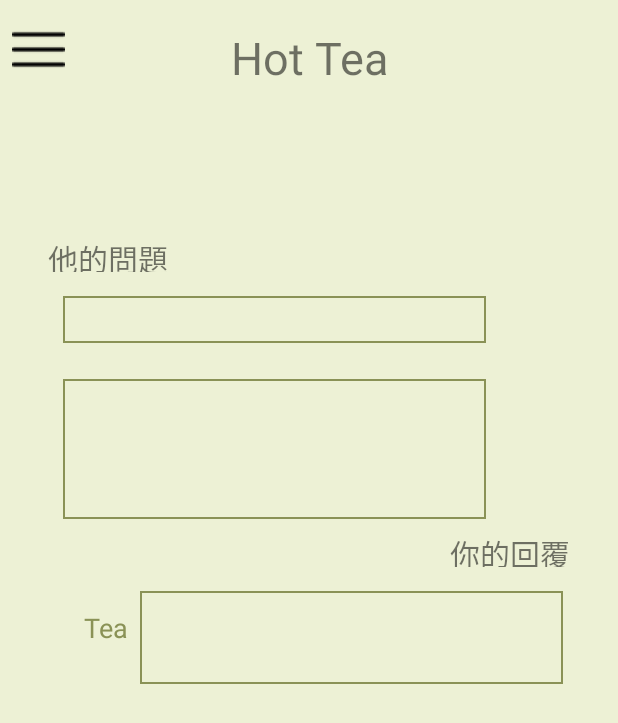
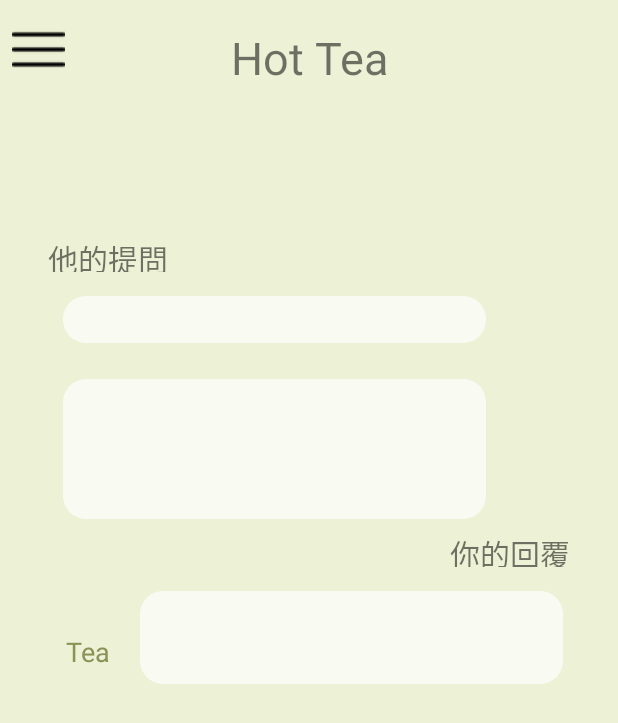
Before and after one commit to JingPoo/HT, an Android app: the realhisAns2 screen opened directly, with no data from a screen before it, on a phone screen of 412 x 824 dp. Shown: the top 723 px of the screen. Run offline under Robolectric (Android 15) with nearby library versions, the phone set to English and light mode, and no system bars; our stand-ins replace Firebase (no records; nobody signed in at launch, a user with empty details on screens opened directly).

Commit message:
介面優化

```diff
--- a/app/src/main/res/layout/activity_realhis_ans2.xml
+++ b/app/src/main/res/layout/activity_realhis_ans2.xml
@@ -14,7 +14,7 @@
         android:layout_marginStart="32dp"
         android:layout_marginTop="24dp"
         android:layout_marginEnd="88dp"
-        android:background="@drawable/textview_border"
+        android:background="@drawable/shape_rectangle2"
         app:layout_constraintEnd_toEndOf="parent"
         app:layout_constraintHorizontal_bias="1.0"
         app:layout_constraintStart_toStartOf="parent"
@@ -27,7 +27,7 @@
         android:layout_marginStart="32dp"
         android:layout_marginTop="120dp"
         android:layout_marginEnd="88dp"
-        android:background="@drawable/textview_border"
+        android:background="@drawable/shape_rectangle2"
         app:layout_constraintEnd_toEndOf="parent"
         app:layout_constraintHorizontal_bias="1.0"
         app:layout_constraintStart_toStartOf="parent"
@@ -40,7 +40,7 @@
         android:layout_marginStart="88dp"
         android:layout_marginTop="48dp"
         android:layout_marginEnd="32dp"
-        android:background="@drawable/textview_border"
+        android:background="@drawable/shape_rectangle2"
         app:layout_constraintEnd_toEndOf="parent"
         app:layout_constraintStart_toStartOf="parent"
         app:layout_constraintTop_toBottomOf="@+id/textView2" />
@@ -78,8 +78,8 @@
         android:id="@+id/teatextView"
         android:layout_width="wrap_content"
         android:layout_height="wrap_content"
-        android:layout_marginTop="60dp"
-        android:layout_marginEnd="8dp"
+        android:layout_marginTop="76dp"
+        android:layout_marginEnd="20dp"
         android:text="Tea"
         android:textColor="#8A9256"
         android:textSize="18sp"
@@ -92,7 +92,7 @@
         android:layout_height="24dp"
         android:layout_marginStart="32dp"
         android:layout_marginBottom="16dp"
-        android:text="他的問題"
+        android:text="他的提問"
         android:textSize="20sp"
         app:layout_constraintBottom_toTopOf="@+id/textView1"
         app:layout_constraintStart_toStartOf="parent" />
```
Also changed, not shown: app/src/main/res/layout/activity_his_ans2.xml (+10 -15 lines).
